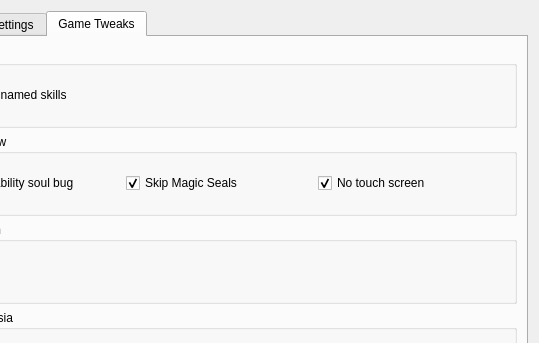
Before: the Qt Designer form randomizer.ui in LagoLunatic/dsvrandom, drawn with Qt 5; both pictures show x 101 to 640 and y 0 to 343 of the 640 by 442 pixel window.
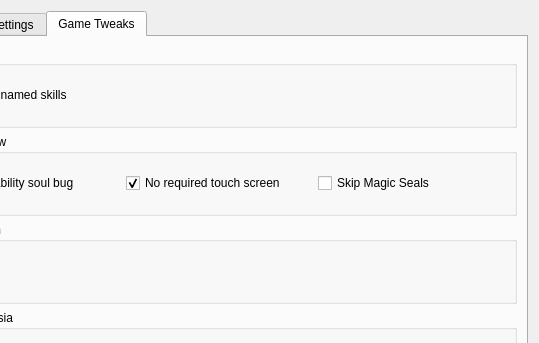
After: the same form once the commit is applied. The open tabs and pages were chosen to show the change. Icons and pictures are not drawn.

Commit message: Move around some UI options

```diff
--- a/randomizer.ui
+++ b/randomizer.ui
@@ -249,9 +249,9 @@
            </widget>
           </item>
           <item>
-           <widget class="QCheckBox" name="skip_magic_seals">
+           <widget class="QCheckBox" name="no_touch_screen">
             <property name="text">
-             <string>Skip Magic Seals</string>
+             <string>No required touch screen</string>
             </property>
             <property name="checked">
              <bool>true</bool>
@@ -259,12 +259,12 @@
            </widget>
           </item>
           <item>
-           <widget class="QCheckBox" name="no_touch_screen">
+           <widget class="QCheckBox" name="skip_magic_seals">
             <property name="text">
-             <string>No touch screen</string>
+             <string>Skip Magic Seals</string>
             </property>
             <property name="checked">
-             <bool>true</bool>
+             <bool>false</bool>
             </property>
            </widget>
           </item>
```
